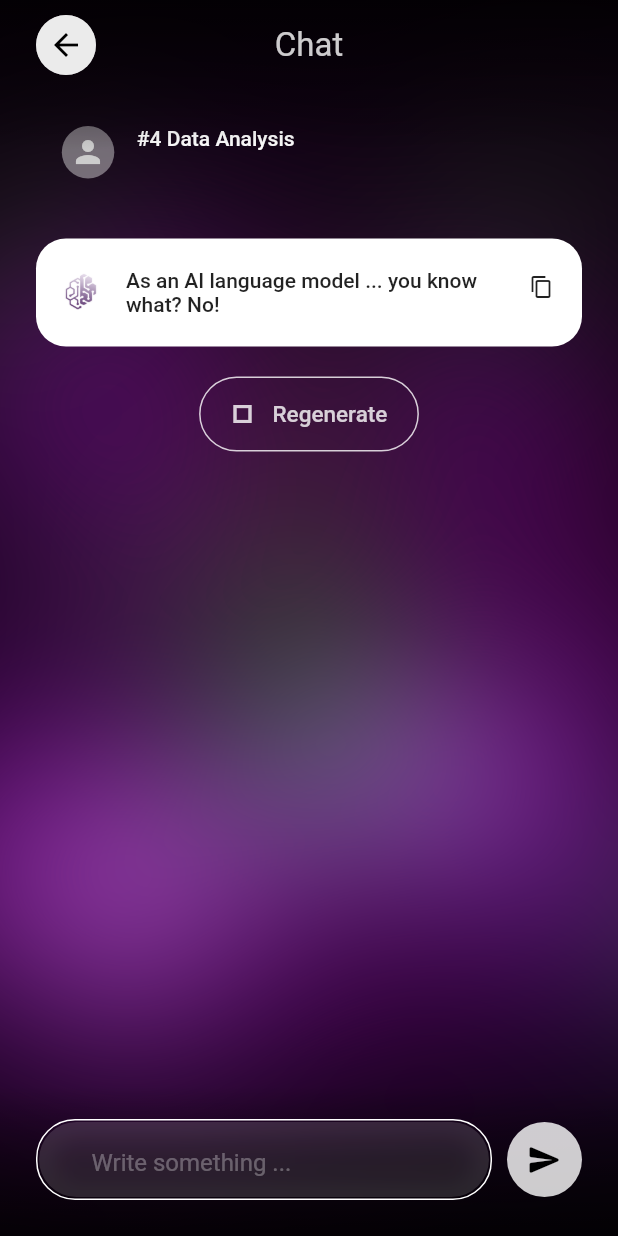
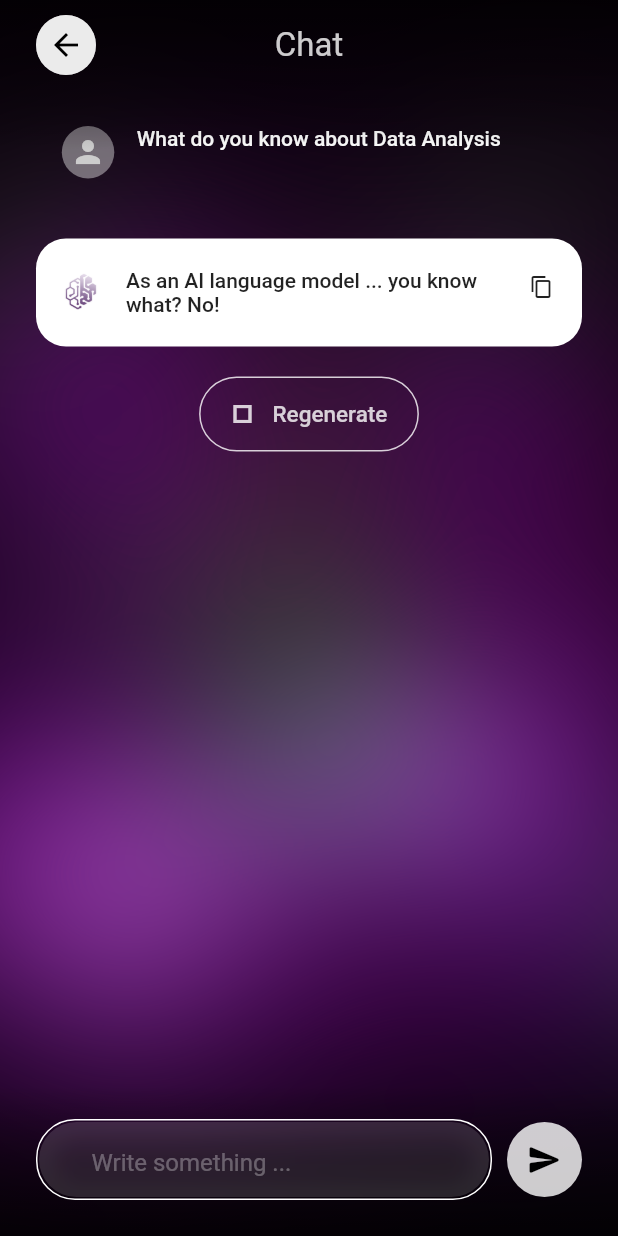
Before and after one commit to hngx-org/brainstorm-ai, a Flutter app: the NavigationScreen screen opened by its route, after a tap on "#4 Data Analysis", on a phone screen of 412 x 824 dp. Run offline on Flutter 3.47's test engine with Material 2 defaults, Android fonts, the phone set to English and light mode, and no system bars; our stand-ins replace flutter_screenutil, go_router, google_fonts, internet_connection_checker, shared_preferences, sqflite; missing offline and left inert: hng_authentication; accounts and stored records are empty.

```diff
--- a/lib/common/constants/custom_error_dialog.dart
+++ b/lib/common/constants/custom_error_dialog.dart
@@ -116,10 +116,10 @@ class CustomDialog {
       onWillPop: () => Future(() => false),
       child: Center(
         child: SizedBox(
-          width: 25.w,
-          height: 25.h,
-          child: const CircularProgressIndicator(
-            color: AppColor.appBrandColor,
+          width: 50.w,
+          height: 50.h,
+          child: CircularProgressIndicator(
+            color: AppColor.whiteOpacity8,
             strokeWidth: 2,
           ),
         ),
--- a/lib/common/constants/reusables/automated_qyns.dart
+++ b/lib/common/constants/reusables/automated_qyns.dart
@@ -22,6 +22,11 @@ class AutomatedQuestions extends StatelessWidget {
     const experimentalDesign  = '#3 Experimental Design';
     const dataAnalysis  = '#4 Data Analysis';
 
+    const pTPrompt = 'Give me a project topic for any field';
+    const nIPrompt = 'I need novel ideas';
+    const eDPrompt  = 'I want some Experimental Design';
+    const dAPrompt  = 'What do you know about Data Analysis';
+
     return Container(
       child: Column(
         mainAxisAlignment: MainAxisAlignment.spaceBetween,
@@ -36,7 +41,7 @@ class AutomatedQuestions extends StatelessWidget {
                     extra: {
                       'initialQuery' : Message(
                         sender: Sender.user,
-                        message: projectTopic,
+                        message: pTPrompt,
                         timestamp: DateTime.now()
                       )
                     }
@@ -70,7 +75,7 @@ class AutomatedQuestions extends StatelessWidget {
                     extra: {
                       'initialQuery' : Message(
                         sender: Sender.user,
-                        message: novelIdeas,
+                        message: nIPrompt,
                         timestamp: DateTime.now()
                       )
                     }
@@ -109,7 +114,7 @@ class AutomatedQuestions extends StatelessWidget {
                     extra: {
                       'initialQuery' : Message(
                         sender: Sender.user,
-                        message: experimentalDesign,
+                        message: eDPrompt,
                         timestamp: DateTime.now()
                       )
                     }
@@ -143,7 +148,7 @@ class AutomatedQuestions extends StatelessWidget {
                     extra: {
                       'initialQuery' : Message(
                         sender: Sender.user,
-                        message: dataAnalysis,
+                        message: dAPrompt,
                         timestamp: DateTime.now()
                       )
                     }
--- a/lib/data/others/utils.dart
+++ b/lib/data/others/utils.dart
@@ -1,3 +1,5 @@
+import 'package:intl/intl.dart';
+
 class Utils {
 
   static String toFlatTimestamp(DateTime datetime){
@@ -15,9 +17,42 @@ class Utils {
     return DateTime.parse('$year-$month-$day $hour:$minute:$second.$milliSecond');
   }
 
-  static String removeTimeStamp(String text){
-      var t =  text.split('_');
-      t.removeLast();
-      return t.join('_');
+  static String formatChatName(String text){
+    int maxChatNameLength = 20;
+
+    List<String> words = text.split(' ');
+
+    String joinedWords = words
+        .take(maxChatNameLength)
+        .map((word) => word.replaceAll('?', ''))
+        .join('0');
+
+    String shortenedChatName = joinedWords.length <= maxChatNameLength
+        ? joinedWords
+        : joinedWords.substring(0, maxChatNameLength);
+
+    String timeStamp = Utils.toFlatTimestamp(DateTime.now());
+
+    final chatName = '${shortenedChatName}_$timeStamp';
+
+    return chatName;
+  }
+
+  static String formatDisplayChatName(String text){
+    List<String> parts = text.split('_');
+
+    String chatNameWithoutTimestamp = parts[0];
+
+    String cleanedChatName = chatNameWithoutTimestamp.replaceAll('0', ' ');
+
+    String timeStampPart = parts.length > 1 ? parts[1] : '';
+
+    DateTime timeStampDateTime = Utils.toDateTIme(timeStampPart);
+
+    String formattedTimeStamp = DateFormat('dd/MM').format(timeStampDateTime);
+
+    // Combine the formatted timestamp and the cleaned chat name
+    String displayChatName = '($formattedTimeStamp) ${cleanedChatName}... ';
+    return displayChatName;
   }
 }
--- a/lib/presentation/screens/chat/chat_screen.dart
+++ b/lib/presentation/screens/chat/chat_screen.dart
@@ -53,7 +53,11 @@ class _ChatScreenState extends State<ChatScreen> {
 
     WidgetsBinding.instance.addPostFrameCallback((timeStamp) {
       if (widget.initialQuery != null){
-        chatName = 'chat_${Utils.toFlatTimestamp(DateTime.now())}';
+
+        final shortQuery = widget.initialQuery!.message.trim();
+        chatName = Utils.formatChatName(shortQuery);
+        print(chatName);
+
         model.createChat(chatName);
         isGenerating = true;
         generate(widget.initialQuery!.message);
@@ -68,8 +72,6 @@ class _ChatScreenState extends State<ChatScreen> {
         });
       }
       else{
-        chatName = 'chat_${Utils.toFlatTimestamp(DateTime.now())}';
-        model.createChat(chatName);
       }
     });
   }
@@ -191,6 +193,10 @@ class _ChatScreenState extends State<ChatScreen> {
                     extraOnTap: () async{
                       if (inputController.text.isNotEmpty) {
                         String query = inputController.text;
+
+                        chatName = Utils.formatChatName(query);
+
+                        model.createChat(chatName);
                         generate(query);
                       }
                     },
@@ -229,6 +235,7 @@ class InputArea extends StatelessWidget {
         curve: Curves.easeIn
         );
     }
+
     extraOnTap();
     controller.clear();
   }
--- a/lib/presentation/screens/navigation/navigation.dart
+++ b/lib/presentation/screens/navigation/navigation.dart
@@ -23,6 +23,9 @@ class _NavigationScreenState extends State<NavigationScreen> {
   @override
   void initState() {
     super.initState();
+    CustomDialog().showLoadDialog(context);
+    Future.delayed(Duration(seconds: 2));
+    Navigator.pop(context);
     _screens = [
       HomeScreen(
         name: widget.name,
--- a/lib/presentation/screens/settings/settings_screen.dart
+++ b/lib/presentation/screens/settings/settings_screen.dart
@@ -1,3 +1,4 @@
+import 'package:ai_brainstorm/common/constants/app_color.dart';
 import 'package:ai_brainstorm/common/constants/reusables/transparent_film.dart';
 import 'package:ai_brainstorm/common/constants/route_constant.dart';
 import 'package:ai_brainstorm/core/config/router_config.dart';
@@ -5,6 +6,7 @@ import 'package:ai_brainstorm/core/providers/shared_preferences.dart';
 import 'package:ai_brainstorm/data/database/chat_database.dart';
 import 'package:ai_brainstorm/data/models/chat_model.dart';
 import 'package:flutter/material.dart';
+import 'package:flutter_screenutil/flutter_screenutil.dart';
 
 class SettingsScreen extends StatefulWidget {
   final String name;
@@ -20,17 +22,20 @@ class _SettingsScreenState extends State<SettingsScreen> {
 
   @override
   Widget build(BuildContext context) {
-    // final mediaQuery = MediaQuery.of(context).size;
-    // void _showSnackBar(String message, Color color) {
-    //   _scaffoldMessengerKey.currentState?.showSnackBar(
-    //     SnackBar(
-    //       content: Text(message),
-    //       backgroundColor: color,
-    //       behavior: SnackBarBehavior.floating,
-    //       margin: EdgeInsets.only(bottom: mediaQuery.height * 0.9),
-    //     ),
-    //   );
-    // }
+    final mediaQuery = MediaQuery.of(context).size;
+
+    int? credit = SharedPreferencesManager.prefs.getInt('credit');
+
+    void _showSnackBar(String message, Color color) {
+      _scaffoldMessengerKey.currentState?.showSnackBar(
+        SnackBar(
+          content: Text(message),
+          backgroundColor: color,
+          behavior: SnackBarBehavior.floating,
+          margin: EdgeInsets.only(bottom: mediaQuery.height * 0.9),
+        ),
+      );
+    }
 
     return ScaffoldMessenger(
       key: _scaffoldMessengerKey,
@@ -48,13 +53,23 @@ class _SettingsScreenState extends State<SettingsScreen> {
               child: Column(
                 crossAxisAlignment: CrossAxisAlignment.stretch,
                 children: [
-                  const SizedBox(height: 40,),
+                  40.verticalSpace,
                   Text(
                     widget.name,
                     textAlign: TextAlign.center,
                     style: const TextStyle(
                       color: Colors.white,
                       fontSize: 32,
+                      fontWeight: FontWeight.w500
+                    ),
+                  ),
+                  if (credit != null )  20.verticalSpace,
+                  if (credit != null ) Text(
+                    'Your Credit is $credit',
+                    textAlign: TextAlign.center,
+                    style: TextStyle(
+                      color: AppColor.whiteOpacity8,
+                      fontSize: 22,
                       fontWeight: FontWeight.w500
                     ),
                   ),
@@ -77,11 +92,11 @@ class _SettingsScreenState extends State<SettingsScreen> {
                                   mainAxisSize: MainAxisSize.min,
                                   crossAxisAlignment: CrossAxisAlignment.stretch,
                                   children: [
-                                    const Text(
+                                    Text(
                                       'Upgrade to premium',
                                       textAlign: TextAlign.left,
                                       style: TextStyle(
-                                        color: Colors.white,
+                                        color: AppColor.whiteOpacity8,
                                         fontSize: 22,
                                         fontWeight: FontWeight.w500
                                       ),
@@ -107,7 +122,7 @@ class _SettingsScreenState extends State<SettingsScreen> {
                                   child: Container(
                                     decoration: BoxDecoration(
                                       borderRadius: BorderRadius.circular(40),
-                                      color: Colors.white
+                                      color: AppColor.whiteOpacity8
                                     ),
                                     child: const Center(
                                       child: Icon(
@@ -139,40 +154,18 @@ class _SettingsScreenState extends State<SettingsScreen> {
                             children: [
                               GestureDetector(
                                 onTap: (){
-                                  //TODO: navigate to my accounts
+                                  routerConfig.push(RoutesPath.chatHistoryScreen);
                                 },
-                                child: const Padding(
+                                child: Padding(
                                   padding: EdgeInsets.all(8.0),
                                   child: Row(
                                     children: [
-                                      Icon(Icons.person_outline, color: Colors.white,),
-                                      SizedBox(width: 10,),
-                                      Text(
-                                        'My Account',
-                                        style: TextStyle(
-                                          color: Colors.white,
-                                          fontSize: 15
-                                        ),
-                                      )
-                                    ],
-                                  ),
-                                ),
-                              ),
-                              Divider(color: Colors.white.withOpacity(0.5),),
-                              GestureDetector(
-                                onTap: (){
-                                  routerConfig.push(RoutesPath.chatHistoryScreen);
-                                },
-                                child: const Padding(
-                                  padding: EdgeInsets.all(8.0),
-                                  child: Row(
-                                    children: [
-                                      Icon(Icons.history, color: Colors.white,),
+                                      Icon(Icons.history, color: AppColor.whiteOpacity8,),
                                       SizedBox(width: 10,),
                                       Text(
                                         'Chat History',
                                         style: TextStyle(
-                                           color: Colors.white,
+                                           color: AppColor.whiteOpacity8,
                                           fontSize: 15
                                         ),
                                       )
@@ -185,16 +178,16 @@ class _SettingsScreenState extends State<SettingsScreen> {
                                 onTap: (){
                                   //TODO: go to preferences screen
                                 },
-                                child: const Padding(
+                                child: Padding(
                                   padding: EdgeInsets.all(8.0),
                                   child: Row(
                                     children: [
-                                      Icon(Icons.settings_outlined, color: Colors.white,),
+                                      Icon(Icons.settings_outlined, color: AppColor.whiteOpacity8,),
                                       SizedBox(width: 10,),
                                       Text(
                                         'Preferences',
                                         style: TextStyle(
-                                          color: Colors.white,
+                                          color: AppColor.whiteOpacity8,
                                           fontSize: 15
                                         ),
                                       )
@@ -211,18 +204,19 @@ class _SettingsScreenState extends State<SettingsScreen> {
                                   SharedPreferencesManager.prefs.remove('credits');
                                   SharedPreferencesManager.prefs.remove('name');
                                   ChatModel().deleteAll();
+                                  _showSnackBar('Signed Out', Colors.grey);
                                   routerConfig.pushReplacement(RoutesPath.landing);
                                 },
-                                child: const Padding(
+                                child: Padding(
                                   padding: EdgeInsets.all(8.0),
                                   child: Row(
                                     children: [
-                                      Icon(Icons.logout, color: Colors.white,),
+                                      Icon(Icons.logout, color: AppColor.whiteOpacity8,),
                                       SizedBox(width: 10,),
                                       Text(
                                         'Sign out',
                                         style: TextStyle(
-                                          color: Colors.white,
+                                          color: AppColor.whiteOpacity8,
                                           fontSize: 15
                                         ),
                                       )
--- a/pubspec.yaml
+++ b/pubspec.yaml
@@ -43,8 +43,9 @@ dependencies:
   sqflite: ^2.3.0
   path_provider: ^2.1.1
   path: ^1.8.3
-  hng_authentication: ^0.0.3
+  hng_authentication: ^0.1.2
   internet_connection_checker: ^1.0.0+1
+  intl: ^0.18.1
 
 dev_dependencies:
   flutter_test:
```
Also changed, not shown: lib/presentation/screens/home/home.dart (+5 -4 lines), lib/presentation/screens/onBoarding/landing/landing_screen.dart (+13 -19 lines), lib/presentation/screens/onBoarding/signup/signup.dart (+10 -36 lines), pubspec.lock.
